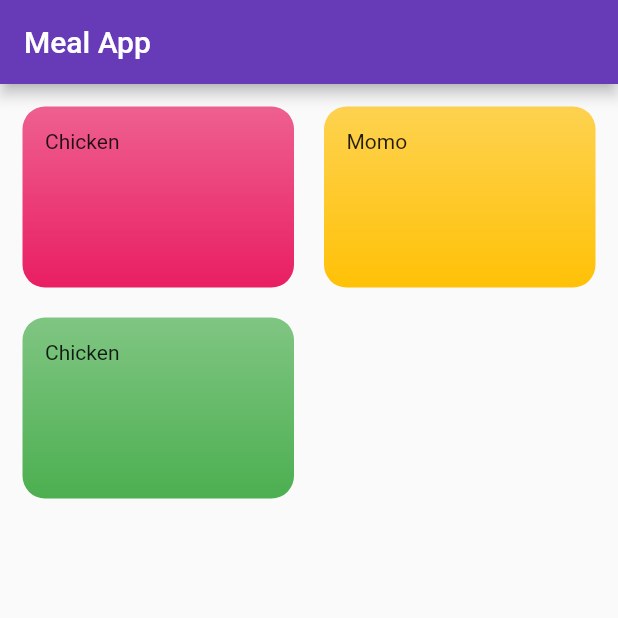
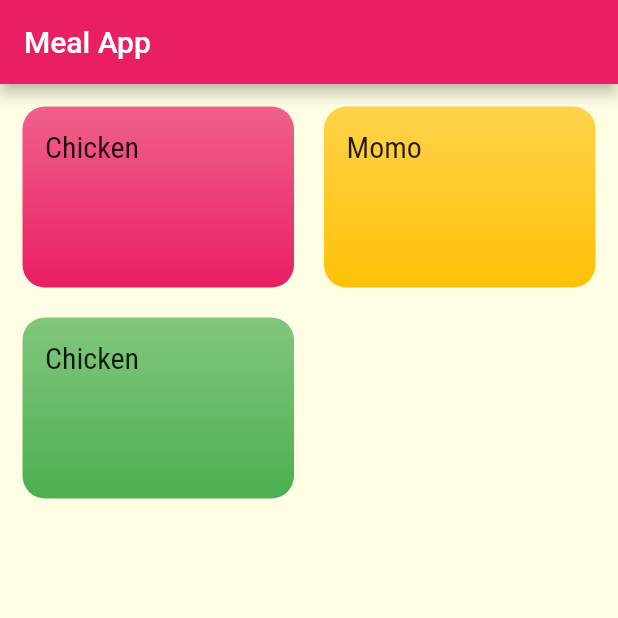
Before and after one commit to Nisschhal/flutter_basic_apps, a Flutter app: the screen it shows after launch, on a phone screen of 412 x 824 dp, the top half of it. Run offline on Flutter 3.47's test engine with Material 2 defaults, Android fonts, the phone set to English and light mode, and no system bars.

Commit message:
git added fonts

```diff
--- a/flutter_learning/meal_app/lib/categoryItem.dart
+++ b/flutter_learning/meal_app/lib/categoryItem.dart
@@ -16,7 +16,7 @@ class CategoryItem extends StatelessWidget {
               colors: [category.color.withOpacity(0.7), category.color],
               begin: Alignment.topCenter,
               end: Alignment.bottomCenter)),
-      child: Text(category.title),
+      child: Text(category.title, style: Theme.of(context).textTheme.headline5),
     );
   }
 }
--- a/flutter_learning/meal_app/lib/main.dart
+++ b/flutter_learning/meal_app/lib/main.dart
@@ -13,7 +13,22 @@ class MyApp extends StatelessWidget {
     return MaterialApp(
       title: "Meal App",
       theme: ThemeData(
-        primarySwatch: Colors.deepPurple,
+        primarySwatch: Colors.pink,
+        accentColor: Colors.amber,
+        canvasColor: Color.fromRGBO(255, 254, 229, 1),
+        fontFamily: 'Raleway',
+        textTheme: ThemeData.light().textTheme.copyWith(
+              bodyText1: const TextStyle(
+                color: Color.fromRGBO(20, 51, 51, 1),
+              ),
+              bodyText2: const TextStyle(
+                color: Color.fromRGBO(20, 51, 51, 1),
+              ),
+              headline5: const TextStyle(
+                fontSize: 20,
+                fontFamily: 'RobotoCondensed',
+              ),
+            ),
       ),
       home: CateogryScreen(),
     );
```
Also changed, not shown: flutter_learning/meal_app/pubspec.yaml (+19 -10 lines).
